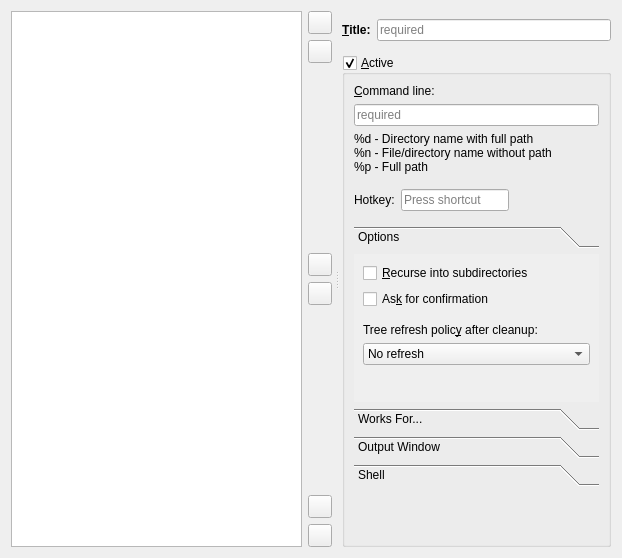
The window that src/cleanup-config-page.ui (Lithopsian/qt6dirstat) describes before a commit, drawn with Qt 5.
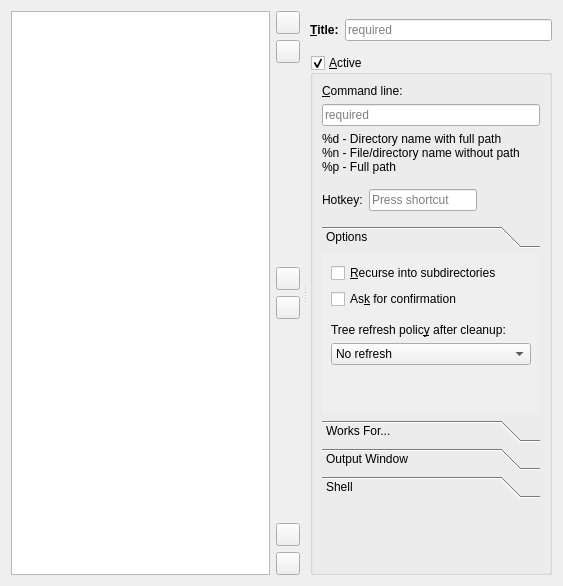
The same window after the commit. Icons and pictures are not drawn.

Commit message:
Try to make the cleanup config toolbox size sanely
The toolbox pages on the config dialog cleanup tab have a habit if sizing slightly too small, then cramming in two scrollbars making it even worse.  Try to arrange for each page to automatically size large enough for its contents, assuming the overall dialog size is big enough.

What changed in the file:
```diff
--- a/src/cleanup-config-page.ui
+++ b/src/cleanup-config-page.ui
@@ -6,8 +6,8 @@
    <rect>
     <x>0</x>
     <y>0</y>
-    <width>622</width>
-    <height>558</height>
+    <width>563</width>
+    <height>586</height>
    </rect>
   </property>
   <layout class="QVBoxLayout" name="verticalLayout_6">
@@ -281,12 +281,6 @@
           </item>
           <item>
            <widget class="QToolBox" name="toolBox">
-            <property name="minimumSize">
-             <size>
-              <width>0</width>
-              <height>260</height>
-             </size>
-            </property>
             <property name="toolTip">
              <string>Options, refresh policy, output window policy, and command shell</string>
             </property>
@@ -298,16 +292,10 @@
               <rect>
                <x>0</x>
                <y>0</y>
-               <width>256</width>
-               <height>122</height>
+               <width>232</width>
+               <height>127</height>
               </rect>
              </property>
-             <property name="sizePolicy">
-              <sizepolicy hsizetype="Preferred" vsizetype="Fixed">
-               <horstretch>0</horstretch>
-               <verstretch>0</verstretch>
-              </sizepolicy>
-             </property>
              <property name="toolTip">
               <string>Recurse, confirmation, and refresh policy options</string>
              </property>
@@ -383,6 +371,19 @@
                 </item>
                </layout>
               </item>
+              <item>
+               <spacer name="verticalSpacer_2">
+                <property name="orientation">
+                 <enum>Qt::Vertical</enum>
+                </property>
+                <property name="sizeHint" stdset="0">
+                 <size>
+                  <width>20</width>
+                  <height>40</height>
+                 </size>
+                </property>
+               </spacer>
+              </item>
              </layout>
             </widget>
             <widget class="QWidget" name="worksForPage">
```
Left out of the diff: 72 changed lines with no effect on the pictures.
